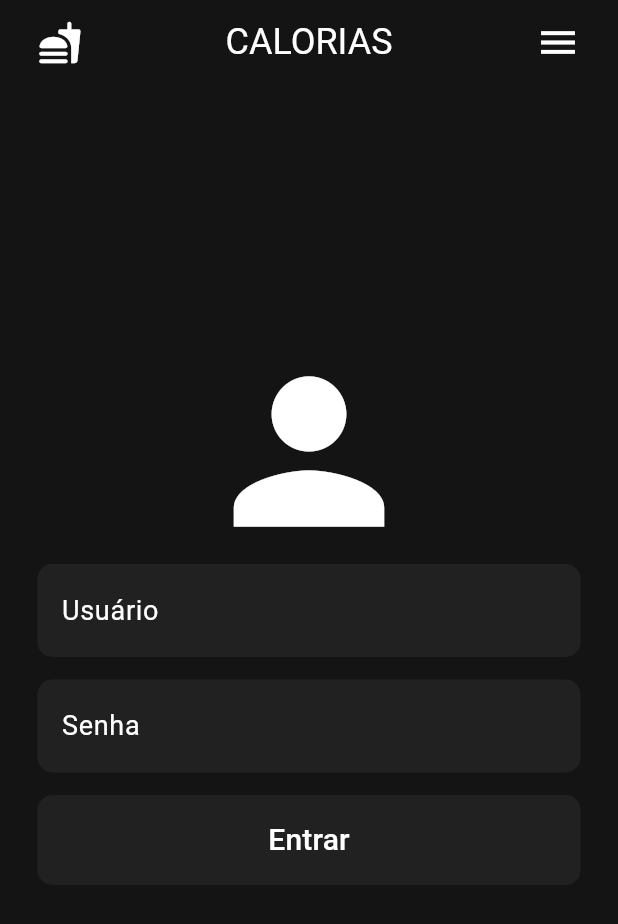
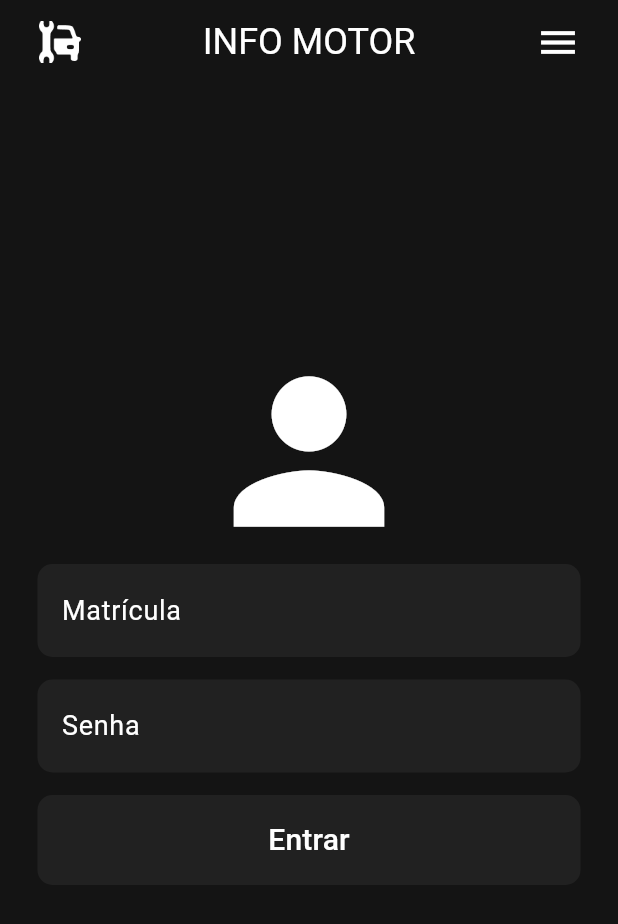
Before and after one commit to di0gosilva/app_infomotor, a Flutter app: the screen it shows after launch, on a phone screen of 412 x 824 dp. Shown: the top 924 px of the screen. Run offline on Flutter 3.47's test engine with Material 3 defaults, Android fonts, the phone set to English and light mode, and no system bars.

Commit message:
tela de login + tela de menu

```diff
--- a/lib/loginpage.dart
+++ b/lib/loginpage.dart
@@ -27,7 +27,7 @@ class _LoginPageState extends State<LoginPage> {
   void validarLogin() {
     setState(() {
       if (user.text == userLogin && password.text == passwordLogin) {
-        Navigator.pushNamed(context, '/mainPage');
+        Navigator.pushNamed(context, '/menupage');
       } else {
         result = "Erro! Suas credenciais estão incorretas.";
       }
@@ -51,16 +51,16 @@ class _LoginPageState extends State<LoginPage> {
             Padding(
               padding: EdgeInsets.only(left: 0), // Ajusta o padding à esquerda
               child: IconButton(
-                icon: Icon(
-                  Icons.fastfood_rounded,
+                icon: ImageIcon(
+                  AssetImage('assets/logo.png'),
                   color: Colors.white,
-                  size: 30,
+                  size: 28, // ajuste o tamanho conforme necessário
                 ),
                 onPressed: null,
               ),
             ),
             Text(
-              "CALORIAS",
+              "INFO MOTOR",
               style: TextStyle(color: Colors.white, fontSize: 24),
             ),
             Padding(
@@ -104,7 +104,7 @@ class _LoginPageState extends State<LoginPage> {
                         return null;
                       },
                       decoration: InputDecoration(
-                        labelText: "Usuário",
+                        labelText: "Matrícula",
                         labelStyle:
                             const TextStyle(color: Colors.white, fontSize: 18),
                         filled: true,
--- a/lib/main.dart
+++ b/lib/main.dart
@@ -1,5 +1,6 @@
 import 'package:flutter/material.dart';
 import 'package:infomotor/loginpage.dart';
+import 'package:infomotor/menupage.dart';
 
 void main() {
   runApp(const MyApp());
@@ -11,12 +12,12 @@ class MyApp extends StatelessWidget {
   @override
   Widget build(BuildContext context) {
     return MaterialApp(
-      // home: const MyHomePage(),
       initialRoute: '/',
       theme: ThemeData(
           scaffoldBackgroundColor: const Color.fromARGB(255, 20, 20, 20)),
       routes: {
         '/': (context) => const LoginPage(),
+        '/menupage': (context) => const MenuPage(),
       },
       debugShowCheckedModeBanner: false,
     );
--- a/pubspec.yaml
+++ b/pubspec.yaml
@@ -58,6 +58,9 @@ flutter:
   # included with your application, so that you can use the icons in
   # the material Icons class.
   uses-material-design: true
+  assets:
+    - assets/logo.png
+
 
   # To add assets to your application, add an assets section, like this:
   # assets:
```
Also changed, not shown: lib/menupage.dart (added, +53 -0 lines), assets/logo.png (added).
